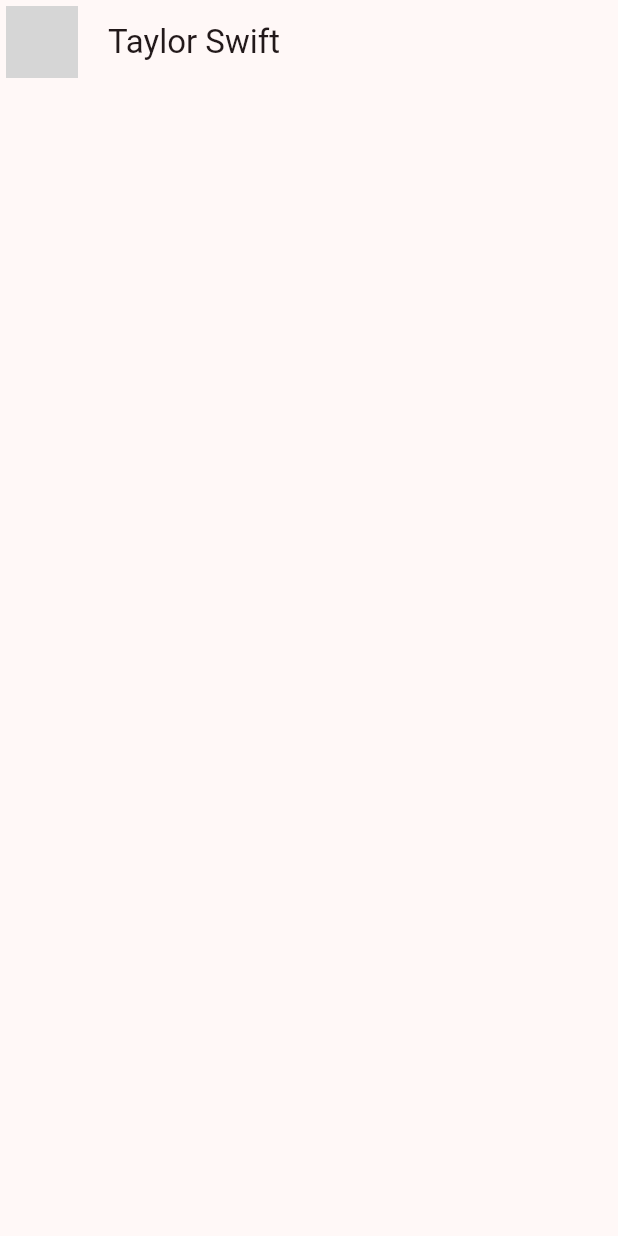
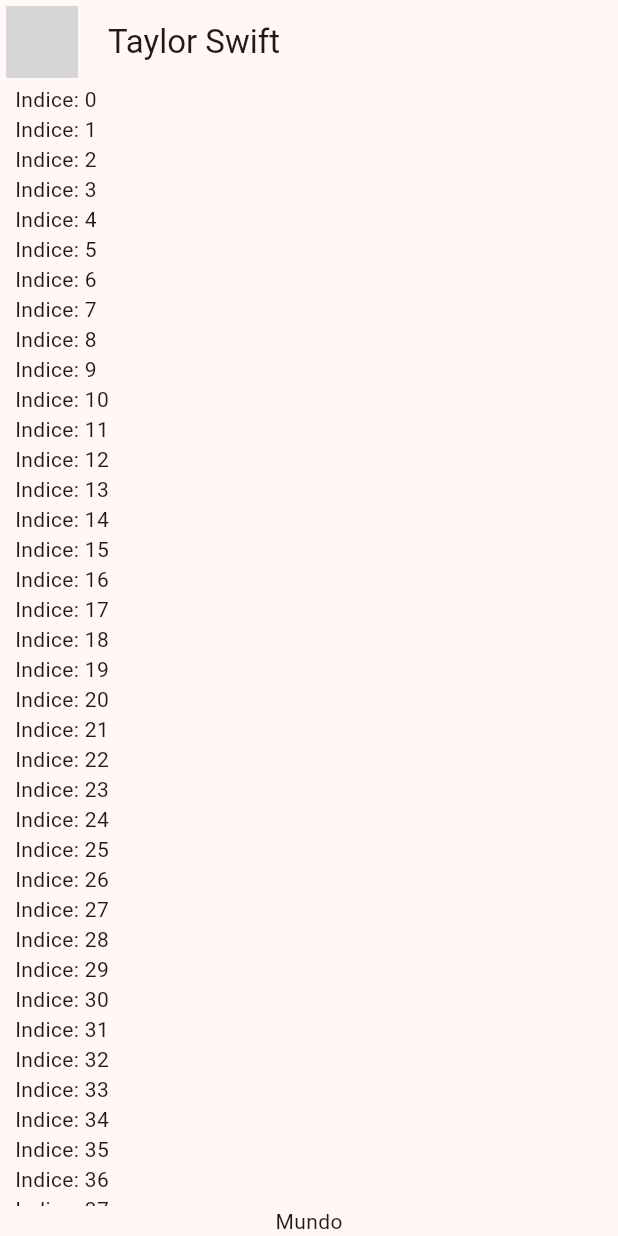
Before and after one commit to R7MM1805/YesNoApp, a Flutter app: the screen it shows after launch, on a phone screen of 412 x 824 dp. Run offline on Flutter 3.47's test engine with Material 3 defaults, Android fonts, the phone set to English and light mode, and no system bars; network calls fail; grey boxes are pictures that could not be loaded.

Commit message:
feat: diseño de vista de chat

```diff
--- a/lib/presentation/chat/chat_screen.dart
+++ b/lib/presentation/chat/chat_screen.dart
@@ -17,6 +17,34 @@ class ChatScreen extends StatelessWidget {
         title: const Text('Taylor Swift'),
         centerTitle: false,
       ),
+      body: const _ChatView(),
     );
   }
 }
+
+class _ChatView extends StatelessWidget {
+  const _ChatView();
+
+  @override
+  Widget build(BuildContext context) {
+    return SafeArea(
+      child: Padding(
+        padding: const EdgeInsets.symmetric(
+          horizontal: 10,
+        ),
+        child: Column(
+          children: [
+            Expanded(
+                child: ListView.builder(
+              itemCount: 100,
+              itemBuilder: (context, index) {
+                return Text('Indice: $index');
+              },
+            )),
+            Text('Mundo'),
+          ],
+        ),
+      ),
+    );
+  }
+}
```
